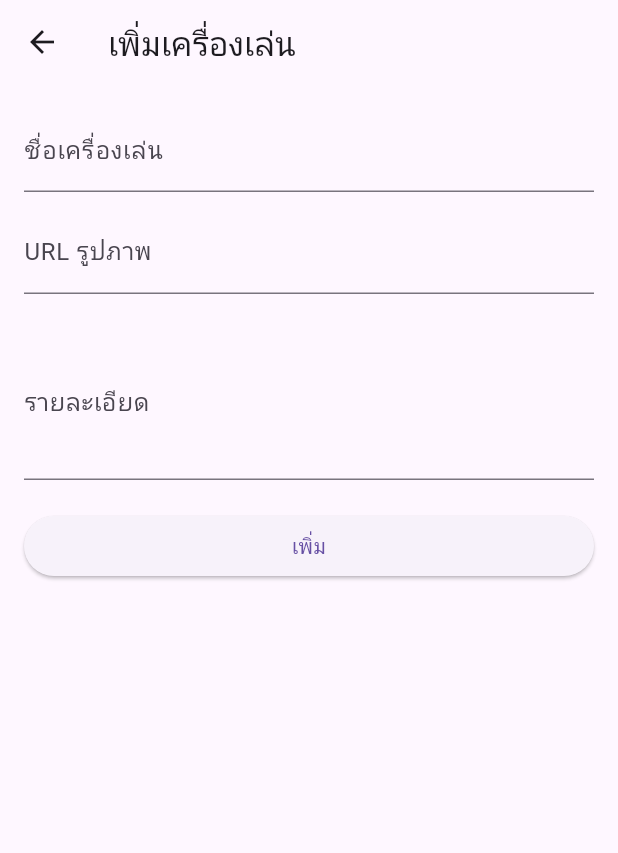
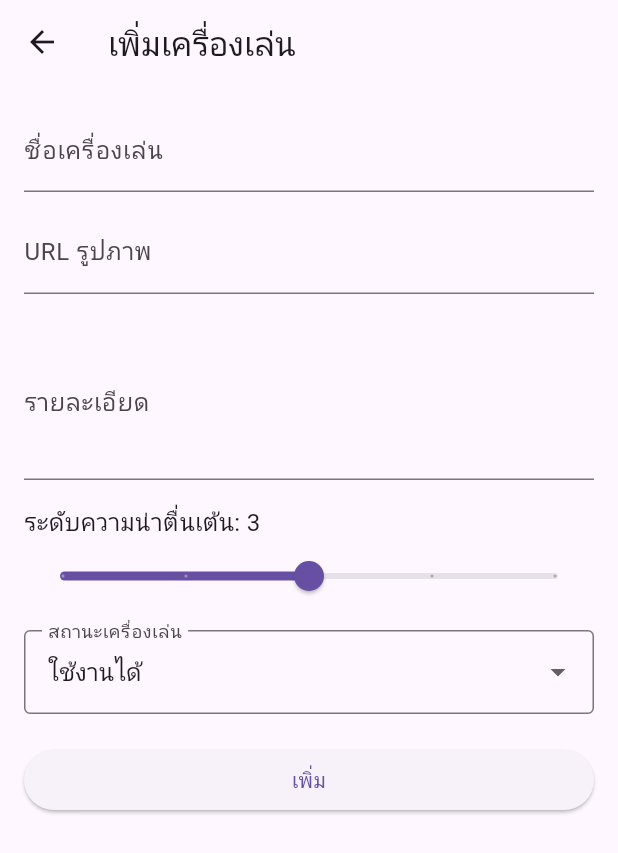
Before and after one commit to Phongsatorn66/Amusement-Park-Ride, a Flutter app: the screen it shows after launch, after a tap on "เพิ่มเครื่องเล่น", on a phone screen of 412 x 824 dp. Shown: the top 853 px of the screen. Run offline on Flutter 3.47's test engine with Material 3 defaults, Android fonts, the phone set to English and light mode, and no system bars; our stand-ins replace sqflite; accounts and stored records are empty; network calls fail.

Commit message:
final commit

```diff
--- a/lib/models/ride.dart
+++ b/lib/models/ride.dart
@@ -1,15 +1,20 @@
-// lib/models/ride.dart
+import 'ride_status.dart';
+
 class Ride {
   final int? id;
   final String name;
   final String imageUrl;
   final String description;
+  final int thrillLevel;
+  final RideStatus status;
 
   Ride({
     this.id,
     required this.name,
     required this.imageUrl,
     required this.description,
+    required this.thrillLevel,
+    required this.status,
   });
 
   Map<String, dynamic> toMap() {
@@ -18,6 +23,8 @@ class Ride {
       'name': name,
       'imageUrl': imageUrl,
       'description': description,
+      'thrillLevel': thrillLevel,
+      'status': status.name,
     };
   }
 
@@ -27,6 +34,11 @@ class Ride {
       name: map['name'] as String,
       imageUrl: map['imageUrl'] as String,
       description: map['description'] as String,
+      thrillLevel: map['thrillLevel'] as int? ?? 3,
+      status: RideStatus.values.firstWhere(
+        (e) => e.name == map['status'],
+        orElse: () => RideStatus.available,
+      ),
     );
   }
 }
--- /dev/null
+++ b/lib/models/ride_status.dart
@@ -0,0 +1,29 @@
+import 'package:flutter/material.dart';
+
+enum RideStatus {
+  available,
+  maintenance,
+  closed,
+}
+
+String getRideStatusText(RideStatus status) {
+  switch (status) {
+    case RideStatus.available:
+      return 'ใช้งานได้';
+    case RideStatus.maintenance:
+      return 'ปรับปรุง';
+    case RideStatus.closed:
+      return 'ปิดให้บริการ';
+  }
+}
+
+Color getRideStatusColor(RideStatus status) {
+  switch (status) {
+    case RideStatus.available:
+      return Colors.green.shade700;
+    case RideStatus.maintenance:
+      return Colors.orange.shade800;
+    case RideStatus.closed:
+      return Colors.red.shade700;
+  }
+}
--- a/lib/providers/ride_provider.dart
+++ b/lib/providers/ride_provider.dart
@@ -1,8 +1,8 @@
-// lib/providers/ride_provider.dart
 import 'package:flutter/material.dart';
 import 'package:sqflite/sqflite.dart';
 import 'package:path/path.dart';
 import '../models/ride.dart';
+import '../models/ride_status.dart';
 
 class RideProvider extends ChangeNotifier {
   Database? _db;
@@ -16,43 +16,70 @@ class RideProvider extends ChangeNotifier {
 
     _db = await openDatabase(
       path,
-      version: 1,
+      version: 2,
       onCreate: (db, version) async {
+
         await db.execute('''
           CREATE TABLE rides(
             id INTEGER PRIMARY KEY AUTOINCREMENT,
             name TEXT,
             imageUrl TEXT,
-            description TEXT
+            description TEXT,
+            thrillLevel INTEGER NOT NULL DEFAULT 3,
+            status TEXT NOT NULL DEFAULT 'available'
           )
         ''');
 
-        // Insert 5 initial rides
+
         await db.insert('rides', {
           'name': 'Roller Coaster',
-          'imageUrl': 'https://cdn.pixabay.com/photo/2017/02/15/22/14/roller-coaster-2071460_1280.jpg',
+          'imageUrl': 'https://upload.wikimedia.org/wikipedia/commons/6/65/Luna_Park_Melbourne_scenic_railway.jpg',
           'description': 'รถไฟเหาะตีลังกาสุดมันส์ เหมาะกับสายแอดเวนเจอร์',
+          'thrillLevel': 5,
+          'status': RideStatus.available.name,
         });
         await db.insert('rides', {
           'name': 'Ferris Wheel',
-          'imageUrl': 'https://cdn.pixabay.com/photo/2016/03/27/18/38/ferris-wheel-1281452_1280.jpg',
+          'imageUrl': 'https://www.oktoberfest.de/sites/default/files/styles/facebook/public/2025-01/whatsapp_image_2025-01-13_at_15.01.26.jpeg?h=71976bb4',
           'description': 'ชิงช้าสวรรค์ชมวิวจากมุมสูง เหมาะกับทุกเพศทุกวัย',
+          'thrillLevel': 1,
+          'status': RideStatus.available.name,
         });
         await db.insert('rides', {
           'name': 'Bumper Cars',
-          'imageUrl': 'https://cdn.pixabay.com/photo/2016/08/30/13/20/fun-ride-1635746_1280.jpg',
+          'imageUrl': 'https://i.ytimg.com/vi/qarl_jGdNIs/maxresdefault.jpg?sqp=-oaymwEmCIAKENAF8quKqQMa8AEB-AH-CYAC0AWKAgwIABABGFkgQShyMA8=&rs=AOn4CLB5Dmwo65cdxZ1RfxLF8aIBDoAOOQ',
           'description': 'รถบั๊มสุดฮา สนุกได้ทั้งครอบครัว',
+          'thrillLevel': 2,
+          'status': RideStatus.maintenance.name,
         });
         await db.insert('rides', {
           'name': 'Pirate Ship',
-          'imageUrl': 'https://cdn.pixabay.com/photo/2016/11/22/19/47/pirate-ship-1851222_1280.jpg',
+          'imageUrl': 'https://encrypted-tbn0.gstatic.com/images?q=tbn:ANd9GcRBsH_1U1ihNWi3poJwH5ZdGezO75i2DQZdIA&s',
           'description': 'เรือไวกิ้งเหวี่ยงสุดเหวี่ยง สนุกและหวาดเสียว!',
+          'thrillLevel': 4,
+          'status': RideStatus.available.name,
         });
         await db.insert('rides', {
           'name': 'Haunted House',
-          'imageUrl': 'https://cdn.pixabay.com/photo/2015/11/07/11/43/haunted-house-1030347_1280.jpg',
+          'imageUrl': 'https://encrypted-tbn0.gstatic.com/images?q=tbn:ANd9GcSpE-mU4QkpKwCK7ic0ds-pxi3eYjxLgVubHA&s',
           'description': 'บ้านผีสิงสุดระทึก เหมาะกับคนใจกล้า',
+          'thrillLevel': 3,
+          'status': RideStatus.closed.name,
         });
+      },
+
+      onUpgrade: (db, oldVersion, newVersion) async {
+        if (oldVersion < 2) {
+
+          await db.execute('ALTER TABLE rides ADD COLUMN thrillLevel INTEGER NOT NULL DEFAULT 3');
+          await db.execute("ALTER TABLE rides ADD COLUMN status TEXT NOT NULL DEFAULT 'available'");
+
+          await db.update('rides', {'thrillLevel': 5}, where: 'name = ?', whereArgs: ['Roller Coaster']);
+          await db.update('rides', {'thrillLevel': 1}, where: 'name = ?', whereArgs: ['Ferris Wheel']);
+          await db.update('rides', {'thrillLevel': 2, 'status': RideStatus.maintenance.name}, where: 'name = ?', whereArgs: ['Bumper Cars']);
+          await db.update('rides', {'thrillLevel': 4}, where: 'name = ?', whereArgs: ['Pirate Ship']);
+          await db.update('rides', {'thrillLevel': 3, 'status': RideStatus.closed.name}, where: 'name = ?', whereArgs: ['Haunted House']);
+        }
       },
     );
 
@@ -61,7 +88,7 @@ class RideProvider extends ChangeNotifier {
 
   Future<void> load() async {
     if (_db == null) return;
-    final maps = await _db!.query('rides');
+    final maps = await _db!.query('rides', orderBy: 'name ASC');
     _rides = maps.map((m) => Ride.fromMap(m)).toList();
     notifyListeners();
   }
--- a/lib/screens/ride_form_screen.dart
+++ b/lib/screens/ride_form_screen.dart
@@ -1,8 +1,8 @@
-// lib/screens/ride_form_screen.dart
 import 'package:flutter/material.dart';
 import 'package:provider/provider.dart';
 import '../models/ride.dart';
 import '../providers/ride_provider.dart';
+import '../models/ride_status.dart';
 
 class RideFormScreen extends StatefulWidget {
   final Ride? ride;
@@ -16,6 +16,8 @@ class _RideFormScreenState extends State<RideFormScreen> {
   late TextEditingController _nameCtrl;
   late TextEditingController _imageCtrl;
   late TextEditingController _descCtrl;
+  late int _thrillLevel;
+  late RideStatus _status;
 
   @override
   void initState() {
@@ -23,6 +25,8 @@ class _RideFormScreenState extends State<RideFormScreen> {
     _nameCtrl = TextEditingController(text: widget.ride?.name ?? '');
     _imageCtrl = TextEditingController(text: widget.ride?.imageUrl ?? '');
     _descCtrl = TextEditingController(text: widget.ride?.description ?? '');
+    _thrillLevel = widget.ride?.thrillLevel ?? 3;
+    _status = widget.ride?.status ?? RideStatus.available;
   }
 
   @override
@@ -56,7 +60,6 @@ class _RideFormScreenState extends State<RideFormScreen> {
                 validator: (v) => (v == null || v.trim().isEmpty) ? 'กรุณากรอก URL รูปภาพ' : null,
               ),
               const SizedBox(height: 8),
-              // preview image live
               if (_imageCtrl.text.isNotEmpty)
                 Padding(
                   padding: const EdgeInsets.symmetric(vertical: 8),
@@ -75,6 +78,35 @@ class _RideFormScreenState extends State<RideFormScreen> {
                 decoration: const InputDecoration(labelText: 'รายละเอียด'),
                 maxLines: 3,
               ),
+              const SizedBox(height: 16),
+              Text('ระดับความน่าตื่นเต้น: $_thrillLevel', style: const TextStyle(fontSize: 16)),
+              Slider(
+                value: _thrillLevel.toDouble(),
+                min: 1,
+                max: 5,
+                divisions: 4,
+                label: _thrillLevel.toString(),
+                onChanged: (v) => setState(() => _thrillLevel = v.round()),
+              ),
+              const SizedBox(height: 12),
+              DropdownButtonFormField<RideStatus>(
+                initialValue: _status,
+                decoration: const InputDecoration(
+                  labelText: 'สถานะเครื่องเล่น',
+                  border: OutlineInputBorder(),
+                ),
+                items: RideStatus.values.map((s) {
+                  return DropdownMenuItem(
+                    value: s,
+                    child: Text(getRideStatusText(s)),
+                  );
+                }).toList(),
+                onChanged: (v) {
+                  if (v != null) {
+                    _status = v;
+                  }
+                },
+              ),
               const SizedBox(height: 20),
               ElevatedButton(
                 onPressed: () async {
@@ -84,6 +116,8 @@ class _RideFormScreenState extends State<RideFormScreen> {
                     name: _nameCtrl.text.trim(),
                     imageUrl: _imageCtrl.text.trim(),
                     description: _descCtrl.text.trim(),
+                    thrillLevel: _thrillLevel,
+                    status: _status,
                   );
                   final provider = context.read<RideProvider>();
                   if (isEdit) {
--- a/lib/screens/ride_list_screen.dart
+++ b/lib/screens/ride_list_screen.dart
@@ -1,4 +1,3 @@
-// lib/screens/ride_list_screen.dart
 import 'package:flutter/material.dart';
 import 'package:provider/provider.dart';
 import '../providers/ride_provider.dart';
@@ -16,13 +15,17 @@ class _RideListScreenState extends State<RideListScreen> {
   final TextEditingController _searchCtrl = TextEditingController();
   bool _isGrid = false;
   String _query = '';
+  bool _isLoading = true;
 
   @override
   void initState() {
     super.initState();
-    WidgetsBinding.instance.addPostFrameCallback((_) {
+    WidgetsBinding.instance.addPostFrameCallback((_) async {
       final prov = Provider.of<RideProvider>(context, listen: false);
-      prov.initDatabase();
+      await prov.initDatabase();
+      if (mounted) {
+        setState(() => _isLoading = false);
+      }
     });
 
     _searchCtrl.addListener(() {
@@ -106,13 +109,22 @@ class _RideListScreenState extends State<RideListScreen> {
       ),
       body: Consumer<RideProvider>(
         builder: (context, prov, child) {
-          final items = _applyFilter(prov.rides);
-
-          if (prov.rides.isEmpty) {
+          if (_isLoading) {
             return const Center(child: CircularProgressIndicator());
           }
 
-          if (items.isEmpty) {
+          final items = _applyFilter(prov.rides);
+
+          if (prov.rides.isEmpty && !_isLoading) {
+            return const Center(
+              child: Padding(
+                padding: EdgeInsets.all(20.0),
+                child: Text('ไม่มีเครื่องเล่น กดปุ่ม + เพื่อเริ่มเพิ่มข้อมูล', textAlign: TextAlign.center),
+              )
+            );
+          }
+
+          if (items.isEmpty && _query.isNotEmpty) {
             return Center(
               child: Column(
                 mainAxisSize: MainAxisSize.min,
@@ -141,21 +153,7 @@ class _RideListScreenState extends State<RideListScreen> {
                       return RideTile(
                         ride: r,
                         onEdit: () => Navigator.push(context, MaterialPageRoute(builder: (_) => RideFormScreen(ride: r))),
-                        onDelete: () async {
-                          final provider = context.read<RideProvider>();
-                          final ok = await showDialog<bool>(
-                            context: context,
-                            builder: (_) => AlertDialog(
-                              title: const Text('ยืนยันการลบ'),
-                              content: Text('ต้องการลบ "${r.name}" หรือไม่?'),
-                              actions: [
-                                TextButton(onPressed: () => Navigator.pop(context, false), child: const Text('ยกเลิก')),
-                                TextButton(onPressed: () => Navigator.pop(context, true), child: const Text('ลบ')),
-                              ],
-                            ),
-                          );
-                          if (ok == true) await provider.deleteRide(r.id!);
-                        },
+                        onDelete: () => _confirmDelete(r),
                       );
                     },
                   )
@@ -167,21 +165,7 @@ class _RideListScreenState extends State<RideListScreen> {
                       return RideTile(
                         ride: r,
                         onEdit: () => Navigator.push(context, MaterialPageRoute(builder: (_) => RideFormScreen(ride: r))),
-                        onDelete: () async {
-                          final provider = context.read<RideProvider>();
-                          final ok = await showDialog<bool>(
-                            context: context,
-                            builder: (_) => AlertDialog(
-                              title: const Text('ยืนยันการลบ'),
-                              content: Text('ต้องการลบ "${r.name}" หรือไม่?'),
-                              actions: [
-                                TextButton(onPressed: () => Navigator.pop(context, false), child: const Text('ยกเลิก')),
-                                TextButton(onPressed: () => Navigator.pop(context, true), child: const Text('ลบ')),
-                              ],
-                            ),
-                          );
-                          if (ok == true) await provider.deleteRide(r.id!);
-                        },
+                        onDelete: () => _confirmDelete(r),
                       );
                     },
                   ),
@@ -195,4 +179,22 @@ class _RideListScreenState extends State<RideListScreen> {
       ),
     );
   }
+
+  Future<void> _confirmDelete(Ride r) async {
+    final provider = context.read<RideProvider>();
+    final ok = await showDialog<bool>(
+      context: context,
+      builder: (_) => AlertDialog(
+        title: const Text('ยืนยันการลบ'),
+        content: Text('ต้องการลบ "${r.name}" หรือไม่?'),
+        actions: [
+          TextButton(onPressed: () => Navigator.pop(context, false), child: const Text('ยกเลิก')),
+          TextButton(onPressed: () => Navigator.pop(context, true), child: const Text('ลบ', style: TextStyle(color: Colors.red))),
+        ],
+      ),
+    );
+    if (ok == true) {
+      await provider.deleteRide(r.id!);
+    }
+  }
 }
--- a/lib/widgets/ride_tile.dart
+++ b/lib/widgets/ride_tile.dart
@@ -1,6 +1,6 @@
-// lib/widgets/ride_tile.dart
 import 'package:flutter/material.dart';
 import '../models/ride.dart';
+import '../models/ride_status.dart';
 
 class RideTile extends StatelessWidget {
   final Ride ride;
@@ -16,15 +16,19 @@ class RideTile extends StatelessWidget {
 
   @override
   Widget build(BuildContext context) {
-    // nice color accent
     final accent = Colors.blue.shade700;
-    return Material(
+    final bool isClosed = ride.status == RideStatus.closed;
+    final Color statusColor = getRideStatusColor(ride.status);
+
+    return Opacity(
+      opacity: isClosed ? 0.6 : 1.0,
+      child: Material(
         elevation: 2,
         borderRadius: BorderRadius.circular(12),
         color: Theme.of(context).cardColor,
         child: InkWell(
           borderRadius: BorderRadius.circular(12),
-        onTap: onEdit,
+          onTap: isClosed ? null : onEdit,
           child: Padding(
             padding: const EdgeInsets.all(10),
             child: Row(
@@ -46,6 +50,35 @@ class RideTile extends StatelessWidget {
                         maxLines: 2,
                         overflow: TextOverflow.ellipsis,
                       ),
+                      const SizedBox(height: 6),
+
+                      Row(
+                        children: List.generate(5, (i) {
+                          return Icon(
+                            i < ride.thrillLevel ? Icons.star_rounded : Icons.star_border_rounded,
+                            color: i < ride.thrillLevel ? Colors.orange.shade600 : Colors.grey.shade400,
+                            size: 20,
+                          );
+                        }),
+                      ),
+                      const SizedBox(height: 6),
+
+                      Container(
+                        padding: const EdgeInsets.symmetric(horizontal: 6, vertical: 3),
+                        decoration: BoxDecoration(
+                          color: statusColor.withAlpha(38),
+                          borderRadius: BorderRadius.circular(4),
+                        ),
+                        child: Text(
+                          getRideStatusText(ride.status),
+                          style: TextStyle(
+                            color: statusColor,
+                            fontWeight: FontWeight.bold,
+                            fontSize: 13,
+                          ),
+                        ),
+                      ),
+
                       const SizedBox(height: 8),
                       Row(
                         children: [
@@ -55,14 +88,14 @@ class RideTile extends StatelessWidget {
                               minimumSize: const Size(0, 36),
                               padding: const EdgeInsets.symmetric(horizontal: 10),
                             ),
-                          onPressed: onEdit,
+                            onPressed: isClosed ? null : onEdit, // 7. ปิดปุ่มแก้ไขถ้า 'ปิด'
                             icon: const Icon(Icons.edit, size: 18),
                             label: const Text('แก้ไข', style: TextStyle(fontSize: 14)),
                           ),
                           const SizedBox(width: 8),
                           OutlinedButton.icon(
                             style: OutlinedButton.styleFrom(minimumSize: const Size(0, 36)),
-                          onPressed: onDelete,
+                            onPressed: onDelete, // (ปุ่มลบยังกดได้)
                             icon: const Icon(Icons.delete_outline, size: 18, color: Colors.red),
                             label: const Text('ลบ', style: TextStyle(color: Colors.red)),
                           ),
@@ -75,11 +108,11 @@ class RideTile extends StatelessWidget {
             ),
           ),
         ),
+      ),
     );
   }
 
   Widget _buildImage() {
-    // Try network, fallback to icon
     if (ride.imageUrl.isEmpty) {
       return _placeholder();
     }
```
Also changed, not shown: 2 other files. Lines whose indentation alone changed are shown as unchanged.
